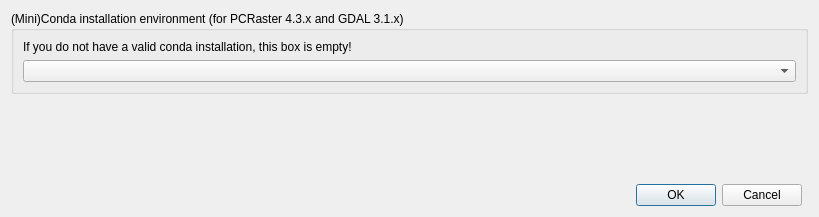
Qt form nutshelloptions.ui (vjetten/NutShell) before a commit.
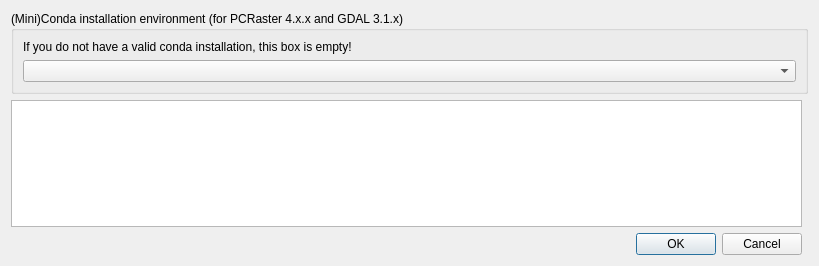
The same form after that commit.

```diff
--- a/nutshelloptions.ui
+++ b/nutshelloptions.ui
@@ -10,27 +10,23 @@
     <x>0</x>
     <y>0</y>
     <width>819</width>
-    <height>217</height>
+    <height>266</height>
    </rect>
   </property>
   <property name="windowTitle">
    <string>Directories to software</string>
   </property>
   <layout class="QGridLayout" name="gridLayout">
-   <item row="5" column="0">
-    <widget class="QDialogButtonBox" name="buttonBox">
-     <property name="orientation">
-      <enum>Qt::Horizontal</enum>
-     </property>
-     <property name="standardButtons">
-      <set>QDialogButtonBox::Cancel|QDialogButtonBox::Ok</set>
-     </property>
-    </widget>
-   </item>
    <item row="0" column="0" colspan="2">
     <widget class="QGroupBox" name="groupBox_Conda">
+     <property name="sizePolicy">
+      <sizepolicy hsizetype="Preferred" vsizetype="Fixed">
+       <horstretch>0</horstretch>
+       <verstretch>0</verstretch>
+      </sizepolicy>
+     </property>
      <property name="title">
-      <string>(Mini)Conda installation environment (for PCRaster 4.3.x and GDAL 3.1.x)</string>
+      <string>(Mini)Conda installation environment (for PCRaster 4.x.x and GDAL 3.1.x)</string>
      </property>
      <property name="checkable">
       <bool>false</bool>
@@ -49,7 +45,17 @@
      </layout>
     </widget>
    </item>
-   <item row="1" column="0">
+   <item row="6" column="0">
+    <widget class="QDialogButtonBox" name="buttonBox">
+     <property name="orientation">
+      <enum>Qt::Horizontal</enum>
+     </property>
+     <property name="standardButtons">
+      <set>QDialogButtonBox::Cancel|QDialogButtonBox::Ok</set>
+     </property>
+    </widget>
+   </item>
+   <item row="2" column="0">
     <spacer name="verticalSpacer">
      <property name="orientation">
       <enum>Qt::Vertical</enum>
@@ -62,6 +68,9 @@
      </property>
     </spacer>
    </item>
+   <item row="1" column="0">
+    <widget class="QPlainTextEdit" name="condalist"/>
+   </item>
   </layout>
  </widget>
  <resources/>
```
Left out of the diff: 6 changed lines with no effect on the pictures.
